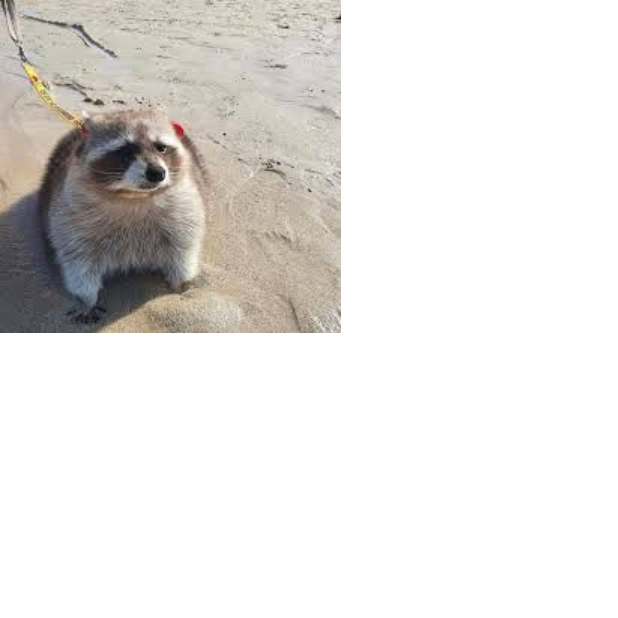
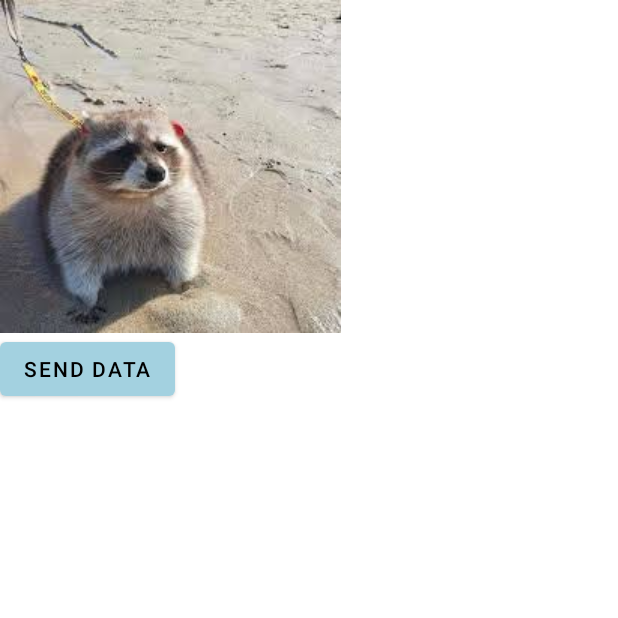
Before and after one commit to Jakubowsky97/StoryWeave, an Android app: the GameActivity screen opened directly, with no data from a screen before it, on a phone screen of 412 x 824 dp, the top half of it. Run offline under Robolectric (Android 15) with nearby library versions, the phone set to English and light mode, and no system bars; our stand-ins replace Firebase (no records; nobody signed in at launch, a user with empty details on screens opened directly); 2 statements that could not run were skipped.

Commit message:
add GameValues class, add button to skip login, database collection adding attempt

```diff
--- a/app/build.gradle.kts
+++ b/app/build.gradle.kts
@@ -39,6 +39,7 @@ dependencies {
     implementation(platform("com.google.firebase:firebase-bom:33.13.0"))
     implementation("com.google.android.gms:play-services-auth:21.3.0")
     implementation("com.google.firebase:firebase-auth")
+    implementation("com.google.firebase:firebase-firestore")
     implementation(libs.appcompat)
     implementation(libs.material)
     implementation(libs.constraintlayout)
--- a/app/src/main/AndroidManifest.xml
+++ b/app/src/main/AndroidManifest.xml
@@ -14,7 +14,7 @@
         tools:targetApi="31">
 
         <activity
-            android:name=".GameActivity"
+            android:name=".game.GameActivity"
             android:exported = "true"/>
         <activity
             android:name=".MainActivity"
--- /dev/null
+++ b/app/src/main/java/com/example/storyweave/game/GameActivity.java
@@ -0,0 +1,58 @@
+package com.example.storyweave.game;
+
+import android.os.Bundle;
+import android.view.View;
+import android.widget.Button;
+
+
+import androidx.appcompat.app.AppCompatActivity;
+
+import com.example.storyweave.R;
+import com.google.firebase.FirebaseApp;
+import com.google.firebase.FirebaseOptions;
+import com.google.firebase.firestore.FirebaseFirestore;
+
+import java.util.HashMap;
+import java.util.Map;
+
+public class GameActivity extends AppCompatActivity {
+
+    FirebaseFirestore db;
+
+    Button buttonSendData;
+
+    @Override
+    protected void onCreate(Bundle savedInstanceState) {
+        super.onCreate(savedInstanceState);
+        setContentView(R.layout.activity_game);
+        FirebaseOptions options = FirebaseOptions.fromResource(this);
+
+        if (options != null) {
+            // Initialize the default FirebaseApp instance manually
+            FirebaseApp.initializeApp(this, options);
+            System.out.println("Firebase has been initialized manually.");
+        } else {
+            System.err.println("FirebaseOptions could not be loaded from resources.");
+            buttonSendData = findViewById(R.id.buttonSendData);
+
+            buttonSendData.setOnClickListener(new View.OnClickListener() {
+                @Override
+                public void onClick(View v) {
+                    db = FirebaseFirestore.getInstance();
+                    GameValues gm = new GameValues("polish", "4F34DA");
+
+                    Map<String, Object> user = new HashMap<>();
+                    user.put("first", "Alan");
+                    user.put("middle", "Mathison");
+                    user.put("last", "Turing");
+                    user.put("born", 1912);
+
+                    db.collection("test")
+                            .add(user);
+                }
+            });
+
+        }
+
+    }
+}
--- a/app/src/main/java/com/example/storyweave/ui/create/CreateFragment.java
+++ b/app/src/main/java/com/example/storyweave/ui/create/CreateFragment.java
@@ -1,7 +1,6 @@
 package com.example.storyweave.ui.create;
 
 
-import android.app.Application;
 import android.content.ClipboardManager;
 import android.content.ClipData;
 import android.content.Context;
@@ -18,7 +17,7 @@ import androidx.annotation.NonNull;
 import androidx.fragment.app.Fragment;
 import androidx.lifecycle.ViewModelProvider;
 
-import com.example.storyweave.GameActivity;
+import com.example.storyweave.game.GameActivity;
 import com.example.storyweave.R;
 import com.example.storyweave.databinding.FragmentCreateBinding;
 
@@ -83,6 +82,7 @@ public class CreateFragment extends Fragment {
         super.onDestroyView();
         binding = null;
     }
+    //random code****************************
     public static String generateSixDigitCode(){
 
         String code = "";
@@ -102,4 +102,6 @@ public class CreateFragment extends Fragment {
         }
         return code;
     }
+    //random code****************************
+
 }
--- a/app/src/main/java/com/example/storyweave/ui/search/SearchFragment.java
+++ b/app/src/main/java/com/example/storyweave/ui/search/SearchFragment.java
@@ -12,7 +12,7 @@ import androidx.annotation.NonNull;
 import androidx.fragment.app.Fragment;
 import androidx.lifecycle.ViewModelProvider;
 
-import com.example.storyweave.GameActivity;
+import com.example.storyweave.game.GameActivity;
 import com.example.storyweave.R;
 import com.example.storyweave.databinding.FragmentSearchBinding;
 
--- a/app/src/main/res/layout/activity_game.xml
+++ b/app/src/main/res/layout/activity_game.xml
@@ -2,11 +2,18 @@
 <LinearLayout xmlns:android="http://schemas.android.com/apk/res/android"
     android:layout_width="match_parent"
     android:layout_height="match_parent"
-    android:orientation="horizontal">
+    android:orientation="vertical">
 
     <ImageView
         android:layout_width="wrap_content"
         android:layout_height="wrap_content"
-        android:background="@drawable/levacation"/>
+        android:background="@drawable/levacation" />
+
+    <Button
+        android:id="@+id/buttonSendData"
+        android:layout_width="wrap_content"
+        android:layout_height="wrap_content"
+        android:layout_weight="0"
+        android:text="Send data" />
 
 </LinearLayout>
```
Also changed, not shown: app/src/main/java/com/example/storyweave/GameActivity.java (deleted, +0 -12 lines), app/src/main/java/com/example/storyweave/LoginActivity.java (+10 -1 lines), app/src/main/java/com/example/storyweave/game/GameValues.java (added, +36 -0 lines), app/src/main/res/layout/activity_login.xml (+13 -0 lines), build.gradle.kts (+7 -0 lines).
